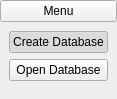
The window that src/manager/view/GMenu.ui (gkesse/ready-cpp-qt-opengl-robot-scara) describes before a commit, drawn with Qt 5.
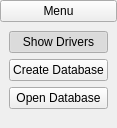
The same window after the commit.

Patch:
```diff
--- a/src/manager/view/GMenu.ui
+++ b/src/manager/view/GMenu.ui
@@ -7,7 +7,7 @@
     <x>0</x>
     <y>0</y>
     <width>108</width>
-    <height>99</height>
+    <height>128</height>
    </rect>
   </property>
   <property name="windowTitle">
@@ -43,7 +43,32 @@
     <widget class="QWidget" name="widget" native="true">
      <layout class="QVBoxLayout" name="verticalLayout_2">
       <item>
-       <widget class="QPushButton" name="m_create">
+       <widget class="QPushButton" name="m_showDrivers">
+        <property name="cursor">
+         <cursorShape>PointingHandCursor</cursorShape>
+        </property>
+        <property name="text">
+         <string>Show Drivers</string>
+        </property>
+        <property name="checkable">
+         <bool>true</bool>
+        </property>
+        <property name="checked">
+         <bool>true</bool>
+        </property>
+        <property name="autoExclusive">
+         <bool>true</bool>
+        </property>
+        <property name="autoDefault">
+         <bool>false</bool>
+        </property>
+        <property name="default">
+         <bool>false</bool>
+        </property>
+       </widget>
+      </item>
+      <item>
+       <widget class="QPushButton" name="m_createDatabase">
         <property name="cursor">
          <cursorShape>PointingHandCursor</cursorShape>
         </property>
@@ -54,7 +79,7 @@
          <bool>true</bool>
         </property>
         <property name="checked">
-         <bool>true</bool>
+         <bool>false</bool>
         </property>
         <property name="autoExclusive">
          <bool>true</bool>
```
Left out of the diff: 2 changed lines with no effect on the pictures.
